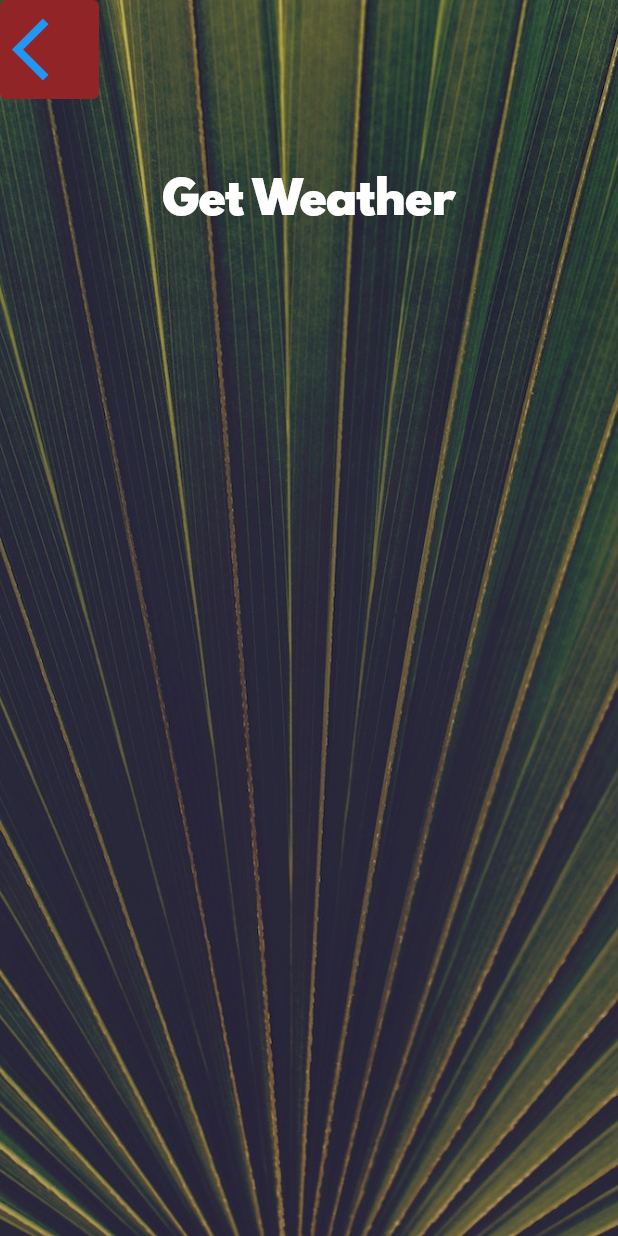
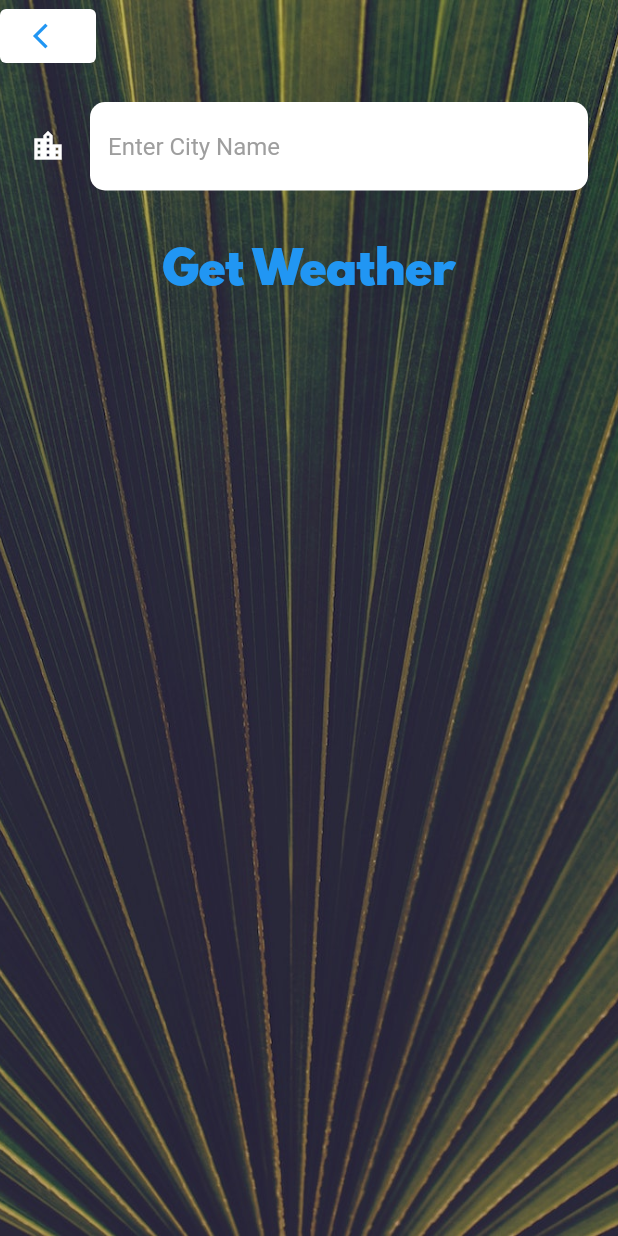
Before and after one commit to RonnyK36/weather-app-Flutter, a Flutter app: the CityScreen screen opened directly, on a phone screen of 412 x 824 dp. Run offline on Flutter 3.47's test engine with Material 2 defaults, Android fonts, the phone set to English and light mode, and no system bars; our stand-ins replace flutter_spinkit, geolocator; network calls fail.

Commit message:
Worked more on City Screen

```diff
--- a/lib/screens/city_screen.dart
+++ b/lib/screens/city_screen.dart
@@ -26,20 +26,23 @@ class _CityScreenState extends State<CityScreen> {
                 // ignore: deprecated_member_use
                 child: TextButton(
                   style: ButtonStyle(
-                    backgroundColor: MaterialStateProperty.all(Color(0xff902426))
-                  ),
+                      backgroundColor:
+                          MaterialStateProperty.all(Colors.white)),
                   onPressed: () {},
                   child: Icon(
                     Icons.arrow_back_ios,
-                    size: 50.0,
+                    size: 20.0,
                   ),
                 ),
               ),
               Container(
                 padding: EdgeInsets.all(20.0),
-                child: null,
+                child: TextField(
+                  style: TextStyle(color: Colors.black),
+                  decoration: kInputTextFieldDecoration,
+                ),
               ),
-              FlatButton(
+              TextButton(
                 onPressed: () {},
                 child: Text(
                   'Get Weather',
--- a/lib/utilities/constants.dart
+++ b/lib/utilities/constants.dart
@@ -23,3 +23,20 @@ const kTitleStyle = TextStyle(
   fontWeight: FontWeight.bold,
   fontSize: 30,
 );
+
+const kInputTextFieldDecoration = InputDecoration(
+  filled: true,
+  fillColor: Colors.white,
+  icon: Icon(
+    Icons.location_city,
+    color: Colors.white,
+  ),
+  hintText: 'Enter City Name',
+  hintStyle: TextStyle(color: Colors.grey),
+  border: OutlineInputBorder(
+    borderRadius: BorderRadius.all(Radius.circular(10),
+    ),
+    borderSide: BorderSide.none,
+  ),
+
+);
```
Also changed, not shown: lib/screens/location_screen.dart (+14 -3 lines).
